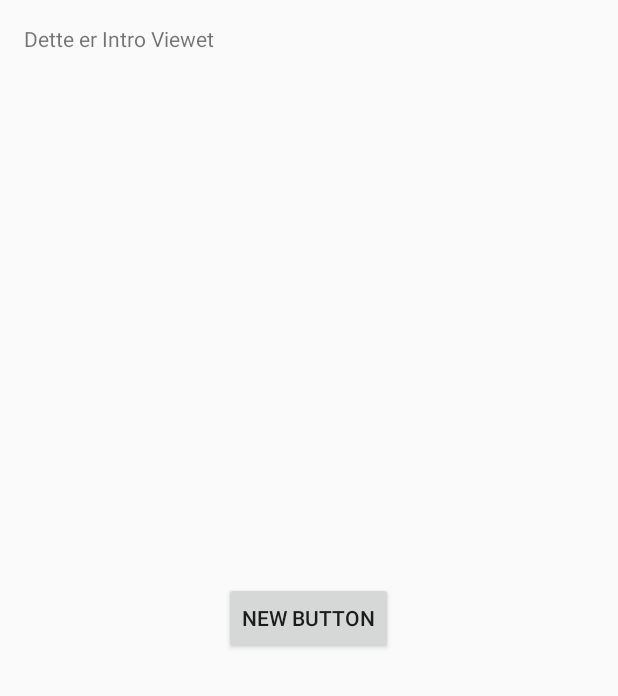
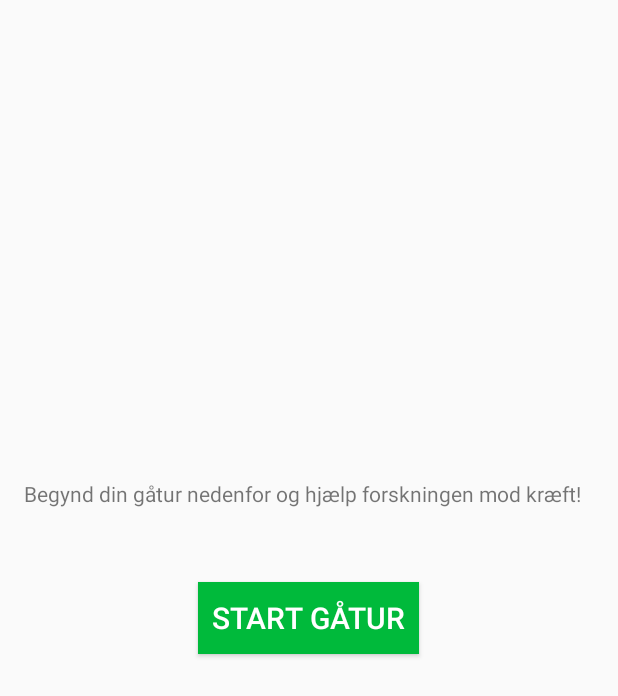
Before and after one commit to Djaa9/SMAP_ThemeProject, an Android app: the IntroActivity screen opened directly, with no data from a screen before it, on a phone screen of 412 x 824 dp. Shown: the top 696 px of the screen. Run offline under Robolectric (Android 15) with nearby library versions, the phone set to English and light mode, and no system bars.

```diff
--- a/app/src/main/java/djaa9/dk/thepage/smap_themeproject/WalkDoneActivity.java
+++ b/app/src/main/java/djaa9/dk/thepage/smap_themeproject/WalkDoneActivity.java
@@ -62,8 +62,8 @@ public class WalkDoneActivity extends Activity {
 
         //Get data from walk session from intent
         Bundle extras = getIntent().getExtras();
-        distanceTraveled = String.valueOf(extras.getDouble(getPackageName() + ".DISTANCE_TRAVELED"));
-        donationAmount = String.valueOf(extras.getDouble(getPackageName() + ".DONATION_AMOUNT"));
+        distanceTraveled = String.format("%.2f", extras.getDouble(getPackageName() + ".DISTANCE_TRAVELED"));
+        donationAmount = String.format("%.2f", extras.getDouble(getPackageName() + ".DONATION_AMOUNT"));
         routeMapUrl = extras.getString(getPackageName() + ".ROUTE_MAP_URL");
 
         //Get current Profile
--- a/app/src/main/java/djaa9/dk/thepage/smap_themeproject/WalkingActivity.java
+++ b/app/src/main/java/djaa9/dk/thepage/smap_themeproject/WalkingActivity.java
@@ -141,6 +141,9 @@ public class WalkingActivity extends FragmentActivity implements LocationListene
 
         startActivity(intent);
         _locationManager.removeUpdates(this);
+
+        //Remove current activity from the stack
+        finish();
     }
 
     // Updates _totalDistance, with the cumulated distance the user have walked
--- a/app/src/main/res/layout/activity_intro.xml
+++ b/app/src/main/res/layout/activity_intro.xml
@@ -6,14 +6,25 @@
     android:paddingBottom="@dimen/activity_vertical_margin"
     tools:context="djaa9.dk.thepage.smap_themeproject.IntroActivity">
 
-    <TextView android:text="@string/IntroActivity_hello" android:layout_width="wrap_content"
-        android:layout_height="wrap_content" />
+    <TextView
+        android:layout_width="wrap_content"
+        android:layout_height="wrap_content"
+        android:id="@+id/walk_message"
+        android:text="Begynd din gåtur nedenfor og hjælp forskningen mod kræft!"
+        android:gravity="center"
+        android:layout_marginBottom="49dp"
+        android:layout_above="@+id/start_button"
+        android:layout_alignParentLeft="true"
+        android:layout_alignParentStart="true" />
 
     <Button
         android:layout_width="wrap_content"
         android:layout_height="wrap_content"
-        android:text="New Button"
-        android:id="@+id/button2"
+        android:text="  Start gåtur  "
+        android:id="@+id/start_button"
+        android:background="#00BA3B"
+        android:textColor="#ffffffff"
+        android:textSize="20dp"
         android:layout_centerVertical="true"
         android:layout_centerHorizontal="true" android:onClick="StartWalk"/>
 
```
Also changed, not shown: app/src/main/res/layout/activity_login.xml (+5 -2 lines), app/src/main/res/layout/activity_walk_done.xml (+6 -9 lines).
